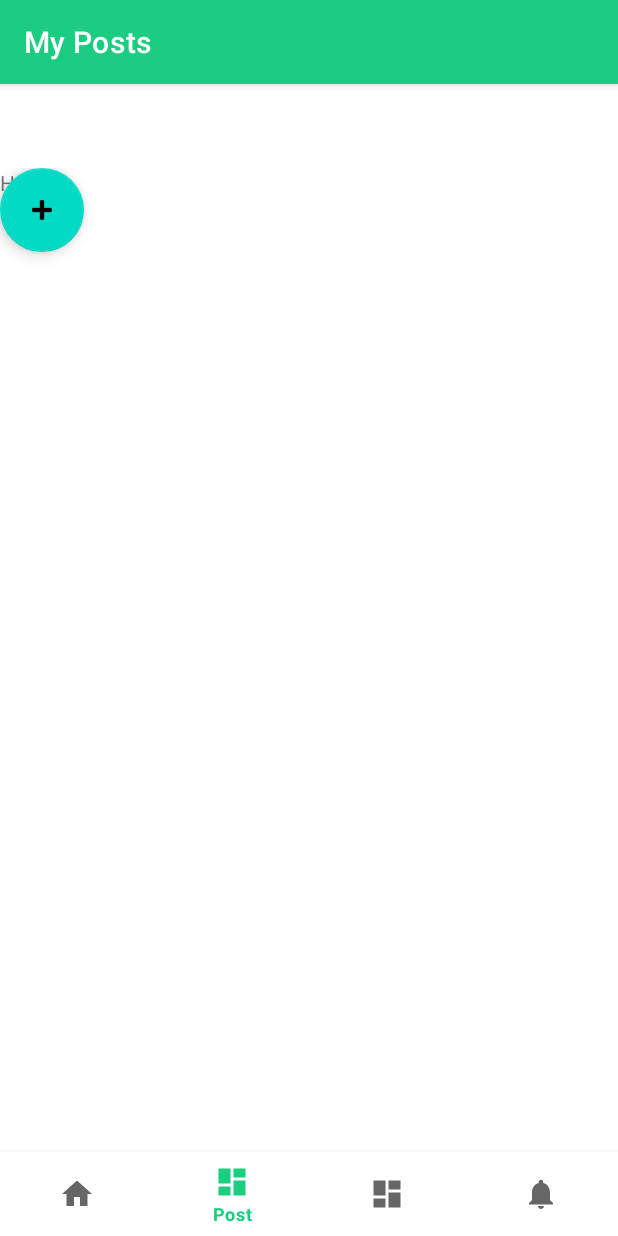
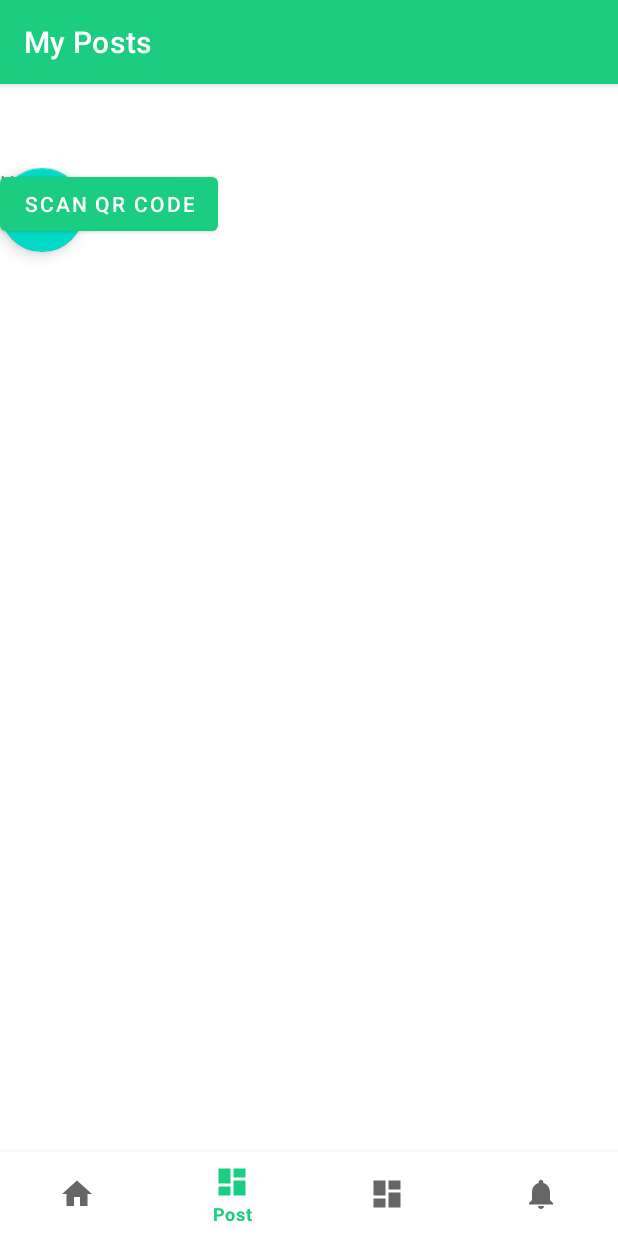
Before and after one commit to Lacoste27/mbdsp10-tpt-barter-mobile-android, an Android app: the ListPostFragment screen opened through its navigation route, on a phone screen of 412 x 824 dp. Run offline under Robolectric (Android 15) with nearby library versions, the phone set to English and light mode, and no system bars; our stand-ins replace navigation-ui; libraries missing offline, so code that uses them is left out: com.journeyapps.barcodescanner; 1 statement that could not run was skipped.

Commit message:
[feat] qr code scanning without process

```diff
--- a/app/src/main/java/mbds/barter/ui/post/ListPostFragment.java
+++ b/app/src/main/java/mbds/barter/ui/post/ListPostFragment.java
@@ -1,5 +1,6 @@
 package mbds.barter.ui.post;
 
+import androidx.activity.result.ActivityResultLauncher;
 import androidx.fragment.app.FragmentManager;
 import androidx.lifecycle.ViewModelProvider;
 
@@ -20,38 +21,56 @@ import com.google.android.material.floatingactionbutton.FloatingActionButton;
 
 import mbds.barter.R;
 import mbds.barter.databinding.FragmentListPostBinding;
-import mbds.barter.ui.post.add.AddPost;
+
+import com.journeyapps.barcodescanner.ScanOptions;
+import com.journeyapps.barcodescanner.ScanContract;
+
+import android.widget.Toast;
 
 public class ListPostFragment extends Fragment {
 
     private ListPostViewModel mViewModel;
     private FragmentListPostBinding binding;
-
-    public static ListPostFragment newInstance() {
-        return new ListPostFragment();
-    }
+    private ActivityResultLauncher<ScanOptions> barcodeLauncher;
 
     @Override
     public View onCreateView(@NonNull LayoutInflater inflater, @Nullable ViewGroup container,
                              @Nullable Bundle savedInstanceState) {
 
+        // Use view binding to inflate the layout and access views
         binding = FragmentListPostBinding.inflate(inflater, container, false);
         View root = binding.getRoot();
-        View view = inflater.inflate(R.layout.fragment_list_post, container, false);
+
+        // Initialize the QR code scanner launcher
+        barcodeLauncher = registerForActivityResult(new ScanContract(), result -> {
+            if (result.getContents() != null) {
+                Toast.makeText(getActivity(), "Scanned: " + result.getContents(), Toast.LENGTH_LONG).show();
+            } else {
+                Toast.makeText(getActivity(), "Scan Cancelled", Toast.LENGTH_LONG).show();
+            }
+        });
+
+        // Set an onClickListener to initiate the QR code scan
+        binding.btnScanQr.setOnClickListener(v -> {
+            System.out.println("Scanning QR code...");
+            ScanOptions options = new ScanOptions();
+            options.setPrompt("Scan a QR code");
+            options.setBeepEnabled(true);
+            options.setBarcodeImageEnabled(true);
+            barcodeLauncher.launch(options);
+        });
 
         return root;
     }
 
     @Override
-    public void onViewCreated(@NonNull View view, @Nullable Bundle savedInstaceState) {
-        super.onViewCreated(view, savedInstaceState);
+    public void onViewCreated(@NonNull View view, @Nullable Bundle savedInstanceState) {
+        super.onViewCreated(view, savedInstanceState);
 
-        binding.addPostButton.setOnClickListener(new View.OnClickListener() {
-            @Override
-            public void onClick(View view) {
-                NavController navController = Navigation.findNavController(getActivity(), R.id.nav_host_fragment_activity_main);
-                navController.navigate(R.id.action_listPostFragment_to_addPost);
-            }
+        // Navigation for the add post button
+        binding.addPostButton.setOnClickListener(v -> {
+            NavController navController = Navigation.findNavController(getActivity(), R.id.nav_host_fragment_activity_main);
+            navController.navigate(R.id.action_listPostFragment_to_addPost);
         });
     }
 
@@ -59,7 +78,5 @@ public class ListPostFragment extends Fragment {
     public void onActivityCreated(@Nullable Bundle savedInstanceState) {
         super.onActivityCreated(savedInstanceState);
         mViewModel = new ViewModelProvider(this).get(ListPostViewModel.class);
-        // TODO: Use the ViewModel
     }
-
 }
--- a/app/src/main/res/layout/fragment_list_post.xml
+++ b/app/src/main/res/layout/fragment_list_post.xml
@@ -10,6 +10,13 @@
         android:layout_width="match_parent"
         android:layout_height="match_parent"
         android:text="Hello" />
+
+    <Button
+        android:id="@+id/btn_scan_qr"
+        android:layout_width="wrap_content"
+        android:layout_height="wrap_content"
+        android:text="Scan QR Code"
+        android:layout_centerInParent="true" />
 
     <androidx.constraintlayout.widget.ConstraintLayout
         android:layout_width="match_parent"
```
Also changed, not shown: app/build.gradle.kts (+8 -1 lines), app/src/main/AndroidManifest.xml (+6 -2 lines).
